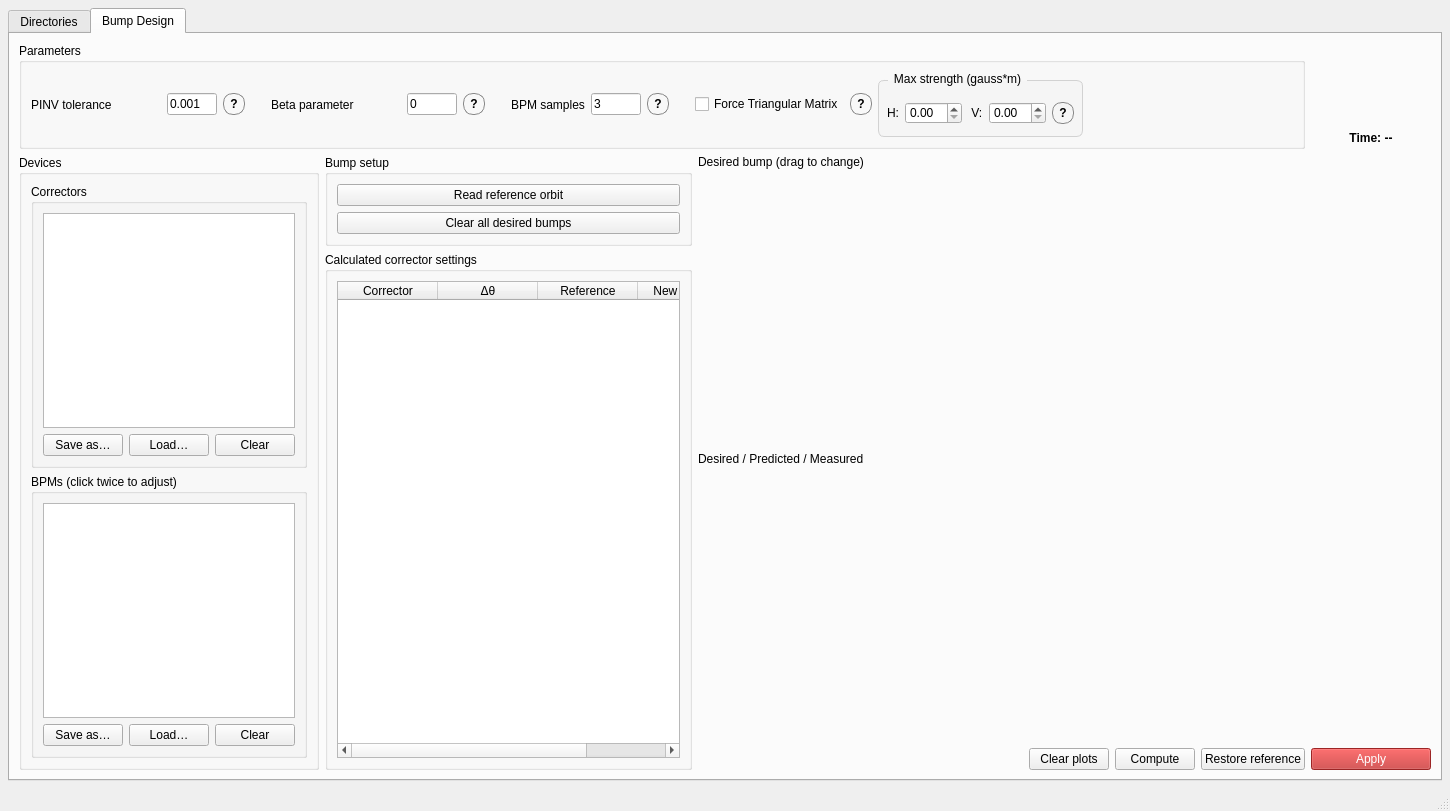
Above: UI files/BumpsApplication_GUI.ui from wiktoria-malek/flight-simulator before the change. Below: the same form after it.
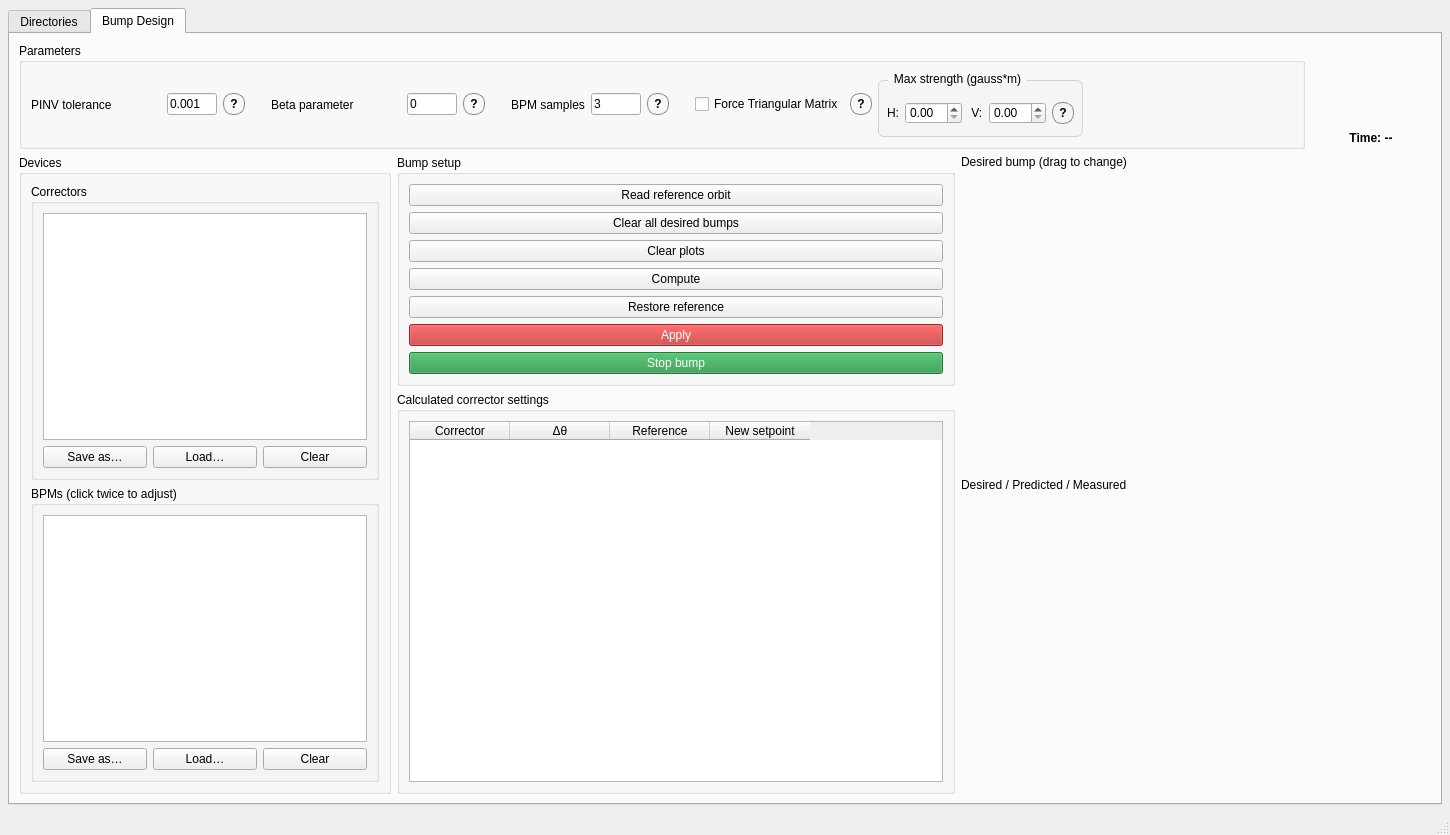
That is the form after the change. The open tabs and pages were chosen to show the change.

Commit message: We try the Bumps app...

The edit to the form file:
```diff
--- a/UI files/BumpsApplication_GUI.ui
+++ b/UI files/BumpsApplication_GUI.ui
@@ -7,7 +7,7 @@
     <x>0</x>
     <y>0</y>
     <width>1450</width>
-    <height>811</height>
+    <height>835</height>
    </rect>
   </property>
   <property name="windowTitle">
@@ -912,6 +912,71 @@
                  </property>
                 </widget>
                </item>
+               <item>
+                <widget class="QPushButton" name="clear_plots_button">
+                 <property name="text">
+                  <string>Clear plots</string>
+                 </property>
+                </widget>
+               </item>
+               <item>
+                <widget class="QPushButton" name="compute_button">
+                 <property name="enabled">
+                  <bool>true</bool>
+                 </property>
+                 <property name="text">
+                  <string>Compute</string>
+                 </property>
+                </widget>
+               </item>
+               <item>
+                <widget class="QPushButton" name="restore_button">
+                 <property name="enabled">
+                  <bool>true</bool>
+                 </property>
+                 <property name="text">
+                  <string>Restore reference</string>
+                 </property>
+                </widget>
+               </item>
+               <item>
+                <widget class="QPushButton" name="apply_button">
+                 <property name="enabled">
+                  <bool>false</bool>
+                 </property>
+                 <property name="minimumSize">
+                  <size>
+                   <width>120</width>
+                   <height>0</height>
+                  </size>
+                 </property>
+                 <property name="styleSheet">
+                  <string notr="true">background-color: rgb(190, 45, 45); color: white;</string>
+                 </property>
+                 <property name="text">
+                  <string>Apply</string>
+                 </property>
+                </widget>
+               </item>
+               <item>
+                <widget class="QPushButton" name="stop_bump_button">
+                 <property name="enabled">
+                  <bool>false</bool>
+                 </property>
+                 <property name="minimumSize">
+                  <size>
+                   <width>110</width>
+                   <height>0</height>
+                  </size>
+                 </property>
+                 <property name="styleSheet">
+                  <string notr="true">background-color: rgb(40, 150, 70); color: white;</string>
+                 </property>
+                 <property name="text">
+                  <string>Stop bump</string>
+                 </property>
+                </widget>
+               </item>
               </layout>
              </widget>
             </item>
@@ -996,67 +1061,7 @@
              </widget>
             </item>
             <item>
-             <layout class="QHBoxLayout" name="actions_layout">
-              <item>
-               <spacer name="actions_spacer">
-                <property name="orientation">
-                 <enum>Qt::Horizontal</enum>
-                </property>
-                <property name="sizeHint" stdset="0">
-                 <size>
-                  <width>40</width>
-                  <height>20</height>
-                 </size>
-                </property>
-               </spacer>
-              </item>
-              <item>
-               <widget class="QPushButton" name="clear_plots_button">
-                <property name="text">
-                 <string>Clear plots</string>
-                </property>
-               </widget>
-              </item>
-              <item>
-               <widget class="QPushButton" name="compute_button">
-                <property name="enabled">
-                 <bool>true</bool>
-                </property>
-                <property name="text">
-                 <string>Compute</string>
-                </property>
-               </widget>
-              </item>
-              <item>
-               <widget class="QPushButton" name="restore_button">
-                <property name="enabled">
-                 <bool>true</bool>
-                </property>
-                <property name="text">
-                 <string>Restore reference</string>
-                </property>
-               </widget>
-              </item>
-              <item>
-               <widget class="QPushButton" name="apply_button">
-                <property name="enabled">
-                 <bool>false</bool>
-                </property>
-                <property name="minimumSize">
-                 <size>
-                  <width>120</width>
-                  <height>0</height>
-                 </size>
-                </property>
-                <property name="styleSheet">
-                 <string notr="true">background-color: rgb(190, 45, 45); color: white;</string>
-                </property>
-                <property name="text">
-                 <string>Apply</string>
-                </property>
-               </widget>
-              </item>
-             </layout>
+             <layout class="QHBoxLayout" name="actions_layout"/>
             </item>
            </layout>
           </item>
```
Left out of the diff: 4 changed lines with no effect on the pictures. The commit also changes 2 other files.
